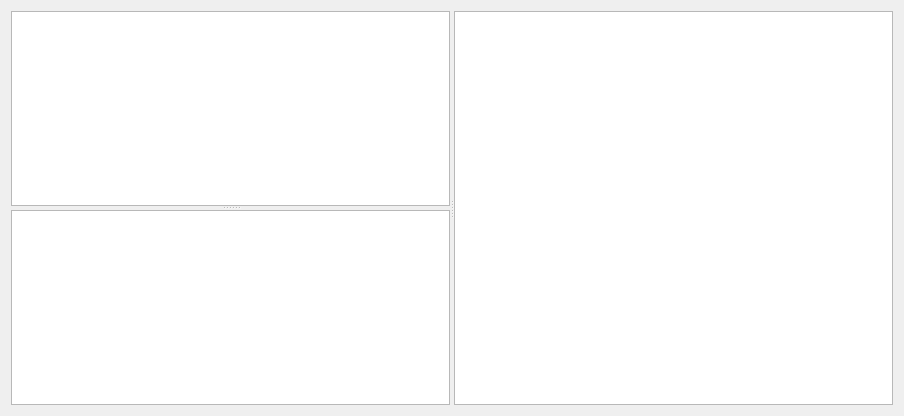
Above: Plugins/GUI/x4c_gui_script_tab.ui from bvbohnen/X4_Customizer before the change. Below: the same form after it.
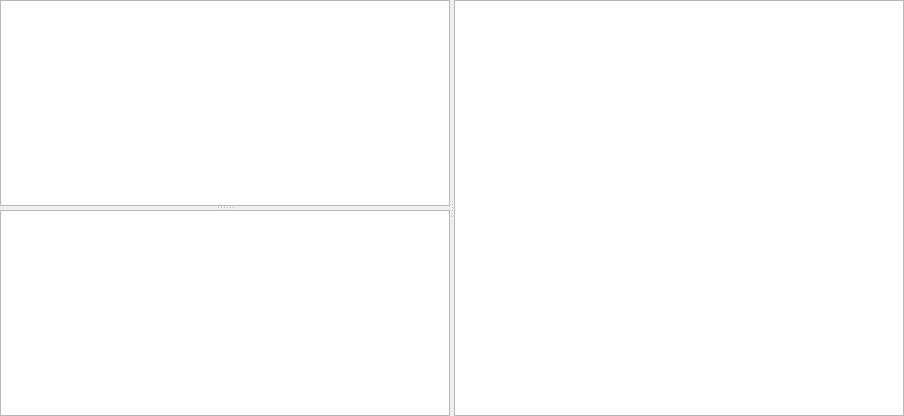
That is the form after the change. Custom widgets are drawn as their Qt base class.

```diff
--- a/Plugins/GUI/x4c_gui_script_tab.ui
+++ b/Plugins/GUI/x4c_gui_script_tab.ui
@@ -14,6 +14,18 @@
    <string>Form</string>
   </property>
   <layout class="QGridLayout" name="gridLayout">
+   <property name="leftMargin">
+    <number>0</number>
+   </property>
+   <property name="topMargin">
+    <number>0</number>
+   </property>
+   <property name="rightMargin">
+    <number>0</number>
+   </property>
+   <property name="bottomMargin">
+    <number>0</number>
+   </property>
    <item row="0" column="0">
     <widget class="QSplitter" name="hsplitter">
      <property name="orientation">
```
